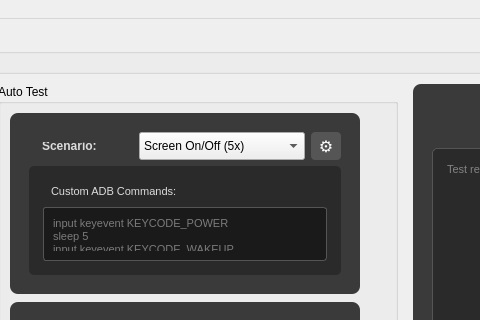
First picture: the form in ui/main_ui.ui, repository DragonHyun1/DOU, before the edit; both pictures show x 431 to 911 and y 0 to 320 of the 1159 by 790 pixel window.
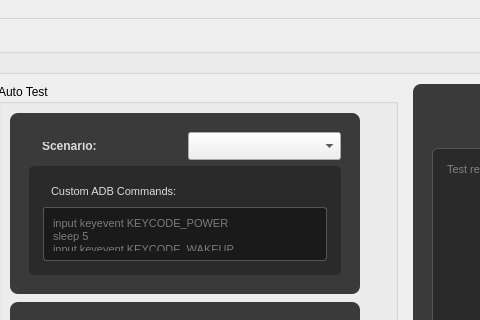
Second picture: the form after the edit.

Commit message: feat: Clean up and restructure test automation framework

The edit to the form file:
```diff
--- a/ui/main_ui.ui
+++ b/ui/main_ui.ui
@@ -729,66 +729,10 @@
                   <property name="styleSheet">
                    <string>QComboBox { font-size: 9pt; padding: 4px; }</string>
                   </property>
-                  <item>
-                   <property name="text">
-                    <string>Screen On/Off (5x)</string>
-                   </property>
-                  </item>
-                  <item>
-                   <property name="text">
-                    <string>Screen On/Off Long (10x)</string>
-                   </property>
-                  </item>
-                  <item>
-                   <property name="text">
-                    <string>CPU Stress (60s)</string>
-                   </property>
-                  </item>
-                  <item>
-                   <property name="text">
-                    <string>CPU Stress Long (5min)</string>
-                   </property>
-                  </item>
-                  <item>
-                   <property name="text">
-                    <string>Custom Script</string>
-                   </property>
-                  </item>
+                  <!-- Test scenarios will be added programmatically -->
                  </widget>
                 </item>
-                <item>
-                 <widget class="QPushButton" name="testSettings_PB">
-                  <property name="minimumSize">
-                   <size>
-                    <width>30</width>
-                    <height>28</height>
-                   </size>
-                  </property>
-                  <property name="maximumSize">
-                   <size>
-                    <width>30</width>
-                    <height>28</height>
-                   </size>
-                  </property>
-                  <property name="toolTip">
-                   <string>Open test parameter settings</string>
-                  </property>
-                  <property name="styleSheet">
-                   <string>QPushButton { 
-                   background-color: #555; 
-                   color: white; 
-                   border-radius: 4px; 
-                   font-size: 12pt;
-                 }
-                 QPushButton:hover { 
-                   background-color: #666; 
-                 }</string>
-                  </property>
-                  <property name="text">
-                   <string>⚙️</string>
-                  </property>
-                 </widget>
-                </item>
+                <!-- testSettings_PB removed as requested -->
                </layout>
               </item>
               <item>
```
The commit also changes 2 other files.
